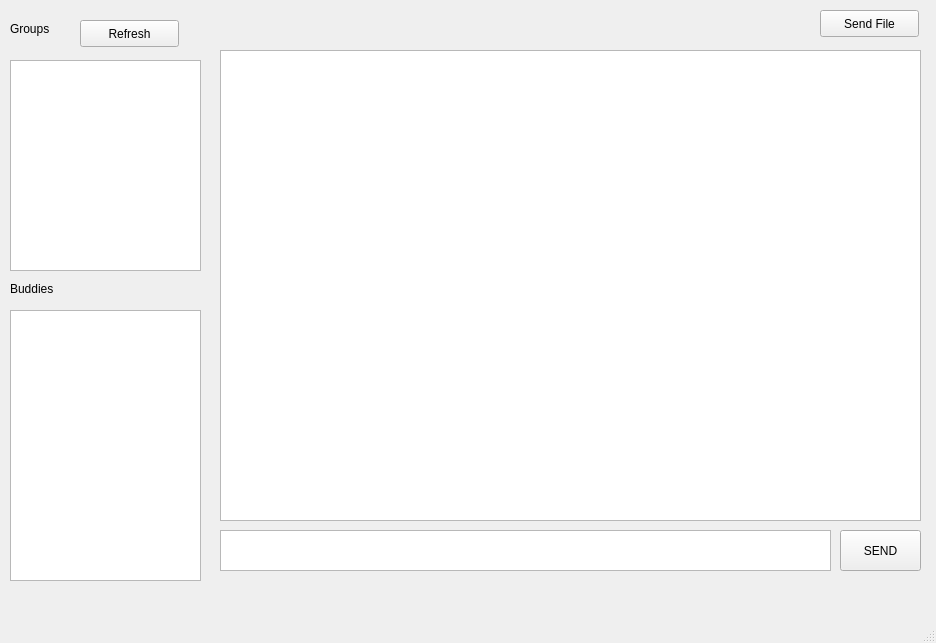
Above: app.ui from stoic1979/PyLanMessenger before the change. Below: the same form after it.
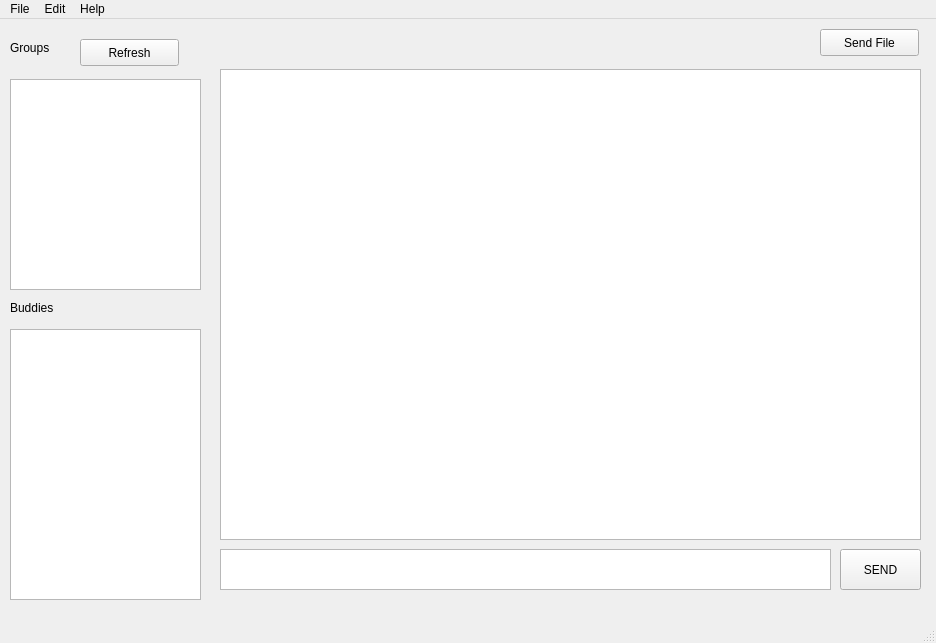
That is the form after the change.

Commit message: added menus and about dialog

```diff
--- a/app.ui
+++ b/app.ui
@@ -129,6 +129,27 @@
      <height>25</height>
     </rect>
    </property>
+   <widget class="QMenu" name="menuFile">
+    <property name="title">
+     <string>File</string>
+    </property>
+    <addaction name="actionExit"/>
+   </widget>
+   <widget class="QMenu" name="menuEdit">
+    <property name="title">
+     <string>Edit</string>
+    </property>
+    <addaction name="actionPreferences"/>
+   </widget>
+   <widget class="QMenu" name="menuHelp">
+    <property name="title">
+     <string>Help</string>
+    </property>
+    <addaction name="actionAbout"/>
+   </widget>
+   <addaction name="menuFile"/>
+   <addaction name="menuEdit"/>
+   <addaction name="menuHelp"/>
   </widget>
   <widget class="QStatusBar" name="statusbar"/>
  </widget>
```
Left out of the diff: 15 changed lines with no effect on the pictures. The commit also changes 3 other files.
